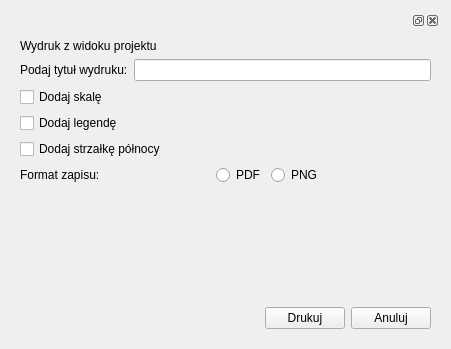
This is QuickLayout/quick_layout_dialog_base.ui in kradziko/geo4work_wtyczka as Qt 5 draws it before an edit. The edited form follows.
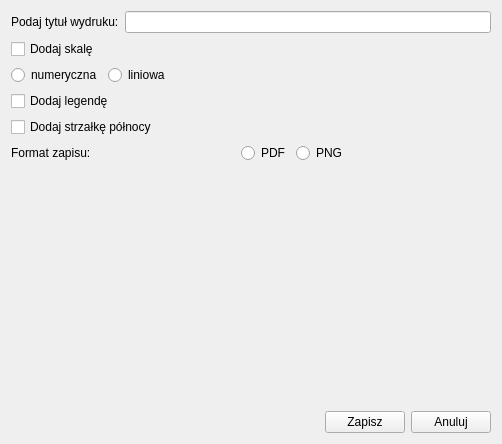
This is the edited form.

```diff
--- a/QuickLayout/quick_layout_dialog_base.ui
+++ b/QuickLayout/quick_layout_dialog_base.ui
@@ -6,29 +6,18 @@
    <rect>
     <x>0</x>
     <y>0</y>
-    <width>451</width>
-    <height>349</height>
+    <width>502</width>
+    <height>444</height>
    </rect>
   </property>
   <property name="windowTitle">
    <string>Form</string>
   </property>
-  <layout class="QVBoxLayout" name="verticalLayout_2">
-   <item>
-    <widget class="QDockWidget" name="dockWidget">
-     <widget class="QWidget" name="dockWidgetContents_2">
       <layout class="QGridLayout" name="gridLayout">
        <item row="0" column="0">
-        <layout class="QVBoxLayout" name="verticalLayout_4">
-         <item>
-          <widget class="QLabel" name="label_7">
-           <property name="text">
-            <string>Wydruk z widoku projektu</string>
-           </property>
-          </widget>
-         </item>
-         <item>
-          <layout class="QHBoxLayout" name="horizontalLayout_3">
+    <layout class="QGridLayout" name="gridLayout_2">
+     <item row="0" column="0">
+      <layout class="QHBoxLayout" name="horizontalLayout_6">
            <item>
             <widget class="QLabel" name="label_8">
              <property name="text">
@@ -48,24 +37,55 @@
            </item>
           </layout>
          </item>
+     <item row="1" column="0">
+      <layout class="QVBoxLayout" name="verticalLayout_6">
          <item>
-          <layout class="QVBoxLayout" name="verticalLayout_5">
-           <item>
-            <widget class="QCheckBox" name="chSkal">
+        <widget class="QCheckBox" name="chSkal_2">
              <property name="text">
               <string>Dodaj skalę</string>
              </property>
             </widget>
            </item>
            <item>
-            <widget class="QCheckBox" name="chLeg">
+        <layout class="QHBoxLayout" name="horizontalLayout">
+         <item>
+          <widget class="QRadioButton" name="btnSNum">
+           <property name="text">
+            <string>numeryczna</string>
+           </property>
+          </widget>
+         </item>
+         <item>
+          <widget class="QRadioButton" name="btnSLin">
+           <property name="text">
+            <string>liniowa</string>
+           </property>
+          </widget>
+         </item>
+         <item>
+          <spacer name="horizontalSpacer_4">
+           <property name="orientation">
+            <enum>Qt::Horizontal</enum>
+           </property>
+           <property name="sizeHint" stdset="0">
+            <size>
+             <width>40</width>
+             <height>20</height>
+            </size>
+           </property>
+          </spacer>
+         </item>
+        </layout>
+       </item>
+       <item>
+        <widget class="QCheckBox" name="chLeg_2">
              <property name="text">
               <string>Dodaj legendę</string>
              </property>
             </widget>
            </item>
            <item>
-            <widget class="QCheckBox" name="chStrz">
+        <widget class="QCheckBox" name="chStrz_2">
              <property name="text">
               <string>Dodaj strzałkę północy</string>
              </property>
@@ -73,17 +93,17 @@
            </item>
           </layout>
          </item>
+     <item row="2" column="0">
+      <layout class="QHBoxLayout" name="horizontalLayout_2">
          <item>
-          <layout class="QHBoxLayout" name="horizontalLayout_4">
-           <item>
-            <widget class="QLabel" name="label_9">
+        <widget class="QLabel" name="label_11">
              <property name="text">
               <string>Format zapisu:</string>
              </property>
             </widget>
            </item>
            <item>
-            <spacer name="horizontalSpacer">
+        <spacer name="horizontalSpacer_8">
              <property name="orientation">
               <enum>Qt::Horizontal</enum>
              </property>
@@ -96,21 +116,21 @@
             </spacer>
            </item>
            <item>
-            <widget class="QRadioButton" name="btnPDF">
+        <widget class="QRadioButton" name="btnPDF_3">
              <property name="text">
               <string>PDF</string>
              </property>
             </widget>
            </item>
            <item>
-            <widget class="QRadioButton" name="btnPNG">
+        <widget class="QRadioButton" name="btnPNG_3">
              <property name="text">
               <string>PNG</string>
              </property>
             </widget>
            </item>
            <item>
-            <spacer name="horizontalSpacer_3">
+        <spacer name="horizontalSpacer_7">
              <property name="orientation">
               <enum>Qt::Horizontal</enum>
              </property>
@@ -124,7 +144,7 @@
            </item>
           </layout>
          </item>
-         <item>
+     <item row="3" column="0">
           <spacer name="verticalSpacer_2">
            <property name="orientation">
             <enum>Qt::Vertical</enum>
@@ -137,10 +157,10 @@
            </property>
           </spacer>
          </item>
+     <item row="4" column="0">
+      <layout class="QHBoxLayout" name="horizontalLayout_8">
          <item>
-          <layout class="QHBoxLayout" name="horizontalLayout_5">
-           <item>
-            <spacer name="horizontalSpacer_2">
+        <spacer name="horizontalSpacer_6">
              <property name="orientation">
               <enum>Qt::Horizontal</enum>
              </property>
@@ -153,14 +173,14 @@
             </spacer>
            </item>
            <item>
-            <widget class="QPushButton" name="btnDruk">
+        <widget class="QPushButton" name="btnDruk_2">
              <property name="text">
-              <string>Drukuj</string>
+          <string>Zapisz</string>
              </property>
             </widget>
            </item>
            <item>
-            <widget class="QPushButton" name="btnAnul">
+        <widget class="QPushButton" name="btnAnul_2">
              <property name="text">
               <string>Anuluj</string>
              </property>
@@ -169,10 +189,6 @@
           </layout>
          </item>
         </layout>
-       </item>
-      </layout>
-     </widget>
-    </widget>
    </item>
   </layout>
  </widget>
```
Lines whose indentation alone changed are shown as unchanged.
